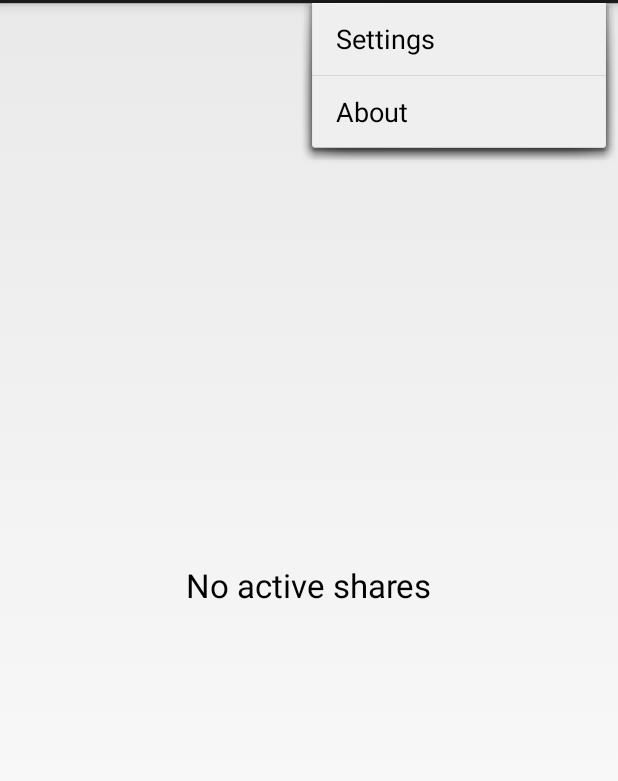
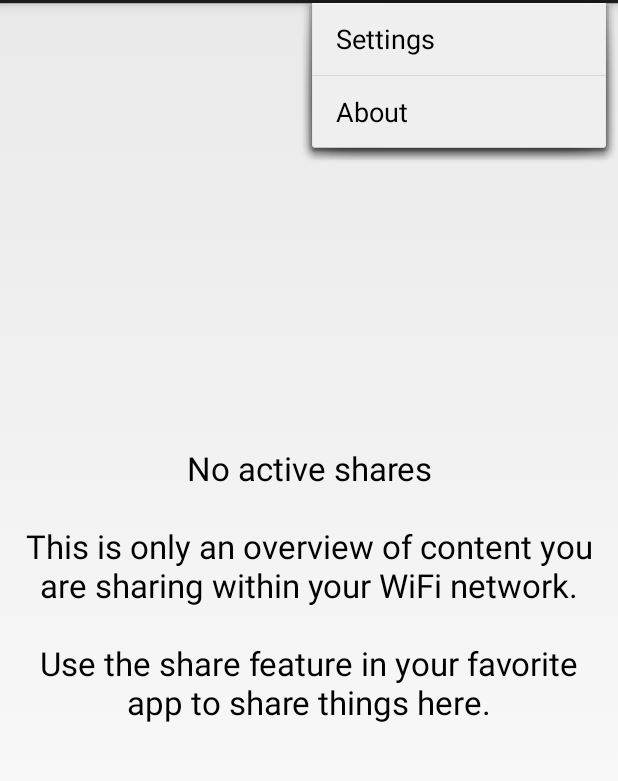
Before and after one commit to felixb/no-cloud-share, an Android app: the screen it shows after launch (ShareListActivity), with the options menu open, on a phone screen of 412 x 824 dp, the part 69-850 px from its top. Run offline under Robolectric (Android 15) with nearby library versions, the phone set to English and light mode, and no system bars; our stand-ins replace ButterKnife; 1 statement that could not run was skipped.

Commit message:
show help text on empty list; fixes #2

```diff
--- a/app/src/main/res/layout/activity_share_list.xml
+++ b/app/src/main/res/layout/activity_share_list.xml
@@ -3,22 +3,23 @@
         xmlns:tools="http://schemas.android.com/tools"
         tools:context="de.ub0r.android.nocloudshare.ShareListActivity"
         android:layout_width="match_parent"
-        android:layout_height="match_parent">
+        android:layout_height="match_parent"
+        android:paddingLeft="@dimen/activity_horizontal_margin"
+        android:paddingRight="@dimen/activity_horizontal_margin"
+        android:paddingTop="@dimen/activity_vertical_margin"
+        android:paddingBottom="@dimen/activity_vertical_margin">
 
     <ListView
             android:id="@android:id/list"
             android:layout_width="match_parent"
-            android:layout_height="match_parent"
-            android:paddingLeft="@dimen/activity_horizontal_margin"
-            android:paddingRight="@dimen/activity_horizontal_margin"
-            android:paddingTop="@dimen/activity_vertical_margin"
-            android:paddingBottom="@dimen/activity_vertical_margin"/>
+            android:layout_height="match_parent"/>
 
     <TextView
             android:id="@android:id/empty"
             android:layout_width="wrap_content"
             android:layout_height="wrap_content"
             android:layout_gravity="center"
+            android:gravity="center"
             android:textAppearance="?android:textAppearanceLarge"
             android:text="@string/empty_list"/>
 
--- a/app/src/main/res/values/strings.xml
+++ b/app/src/main/res/values/strings.xml
@@ -20,7 +20,7 @@
     <string name="creation_ts">cr: %s</string>
     <string name="expiration_ts">ex: %s</string>
     <string name="copied_to_clipboard">URL copied to clipboard</string>
-    <string name="empty_list">No active shares</string>
+    <string name="empty_list">No active shares\n\nThis is only an overview of content you are sharing within your WiFi network.\n\nUse the share feature in your favorite app to share things here.</string>
     <string name="thumbnail_description">Preview of shared image</string>
 
     <string name="settings_show_index">Show index</string>
```
